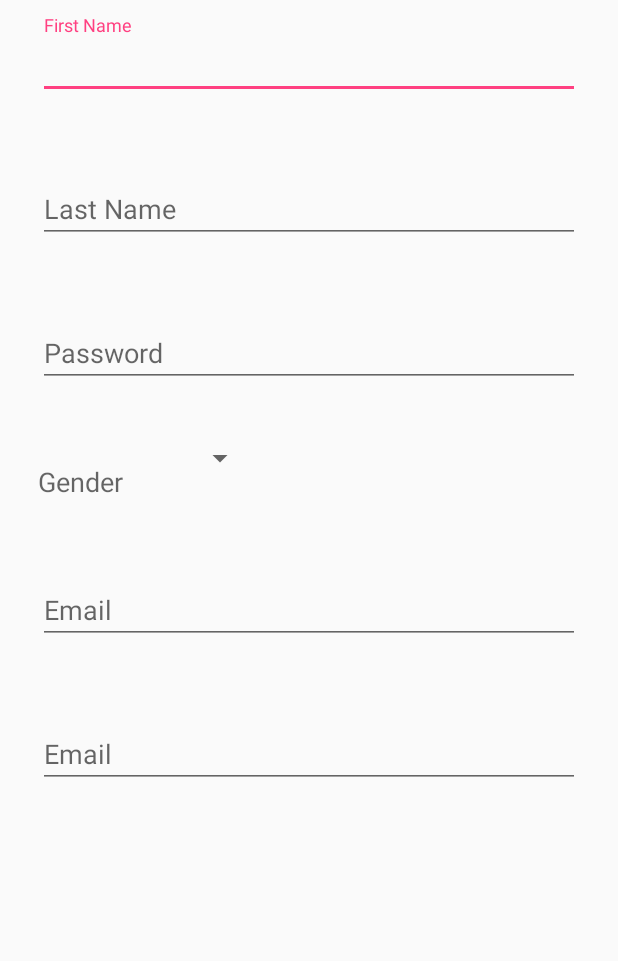
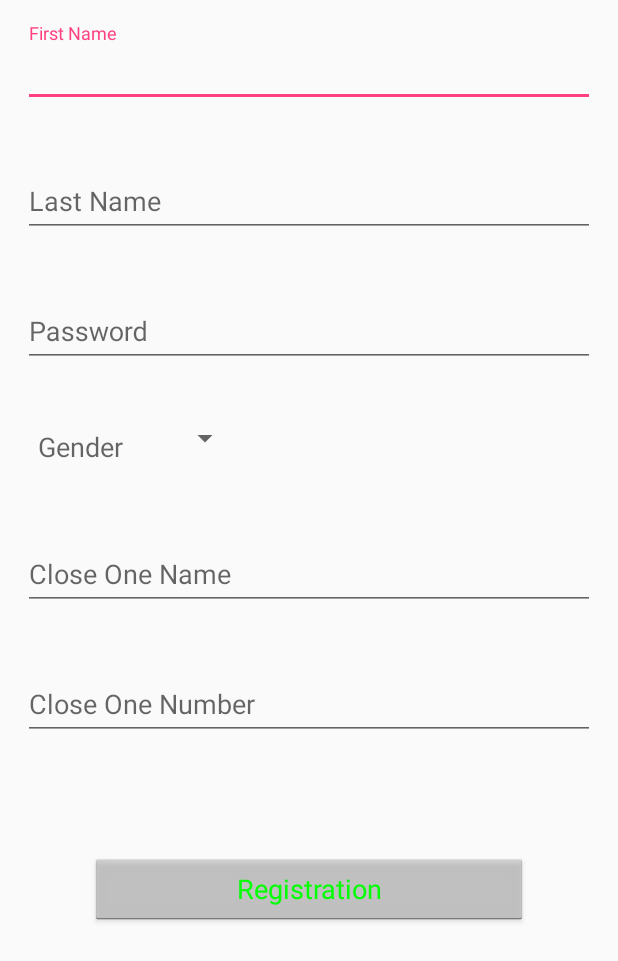
Before and after one commit to alexDorni/CivilRights, an Android app: the layout register_log.xml on its own in the app's theme, with its tools: preview values and no code run, on a phone screen of 412 x 824 dp. Shown: the top 961 px of the screen. Run offline under Robolectric (Android 15) with nearby library versions, the phone set to English and light mode, and no system bars.

Commit message:
Clasa RegisterCivil si cateva imbunatatiri

```diff
--- a/app/src/main/AndroidManifest.xml
+++ b/app/src/main/AndroidManifest.xml
@@ -11,12 +11,18 @@
         android:supportsRtl="true"
         android:theme="@style/AppTheme">
         <activity android:name=".MainActivity">
+
             <intent-filter>
                 <action android:name="android.intent.action.MAIN" />
 
                 <category android:name="android.intent.category.LAUNCHER" />
             </intent-filter>
         </activity>
+
+        <!-- for RegisterCivil -->
+        <activity android:name=".RegisterCivil"
+            android:label="@string/app_name" />
+
     </application>
 
 </manifest>
--- a/app/src/main/res/layout/activity_main.xml
+++ b/app/src/main/res/layout/activity_main.xml
@@ -14,7 +14,7 @@
         android:id="@+id/civilButton"
         android:layout_width="wrap_content"
         android:layout_height="wrap_content"
-        android:text="@string/vCivil"></Button>
+        android:text="@string/vCivil"/>
 
     <TextView
         android:layout_width="wrap_content"
--- a/app/src/main/res/layout/register_log.xml
+++ b/app/src/main/res/layout/register_log.xml
@@ -9,33 +9,42 @@
         android:gravity="center"
         android:layout_gravity="left"
         android:orientation="vertical">
+
         <android.support.design.widget.TextInputLayout
             android:id="@+id/layout_input_first_name"
             android:layout_width="match_parent"
             android:layout_height="wrap_content"
-            android:padding="10dp">
+            android:padding="15dp">
         <AutoCompleteTextView
-            android:layout_margin="15dp"
             android:id="@+id/input_first_name"
             android:layout_width="match_parent"
             android:layout_height="wrap_content"
             android:hint="@string/first_name"/>
-
         </android.support.design.widget.TextInputLayout>
 
+        <android.support.design.widget.TextInputLayout
+            android:id="@+id/layout_input_last_name"
+            android:layout_width="match_parent"
+            android:layout_height="wrap_content"
+            android:padding="15dp">
         <AutoCompleteTextView
-           android:layout_margin="25dp"
            android:id="@+id/input_last_name"
            android:layout_width="match_parent"
            android:layout_height="wrap_content"
            android:hint="@string/last_name"/>
+        </android.support.design.widget.TextInputLayout>
 
+        <android.support.design.widget.TextInputLayout
+            android:id="@+id/layout_input_password"
+            android:layout_width="match_parent"
+            android:layout_height="wrap_content"
+            android:padding="15dp">
         <AutoCompleteTextView
-            android:layout_margin="25dp"
             android:id="@+id/input_password_register"
             android:layout_width="match_parent"
             android:layout_height="wrap_content"
             android:hint="@string/password"/>
+        </android.support.design.widget.TextInputLayout>
 
         <!-- Aici'sa cum ar trebui s'arate mai frumos? -->
             <LinearLayout
@@ -53,28 +62,48 @@
                     />
 
                 <Spinner
+                    android:id="@+id/spinner_sex_registration"
                     android:layout_width="wrap_content"
                     android:layout_height="fill_parent"
                     android:layout_gravity="left"
                     android:layout_marginTop="25dp"
-                    android:layout_margin="15dp">
+                    android:layout_margin="5dp">
 
                 </Spinner>
             </LinearLayout>
         <!-- Aici'sa se termina -->
 
+        <android.support.design.widget.TextInputLayout
+            android:id="@+id/layout_input_close_one_name"
+            android:layout_width="match_parent"
+            android:layout_height="wrap_content"
+            android:padding="15dp">
         <AutoCompleteTextView
-            android:layout_margin="25dp"
+            android:id="@+id/input_close_one_person"
+            android:layout_width="match_parent"
+            android:layout_height="wrap_content"
+            android:hint="@string/close_one"/>
+        </android.support.design.widget.TextInputLayout>
+
+        <android.support.design.widget.TextInputLayout
+            android:id="@+id/layout_input_close_one_number"
+            android:layout_width="match_parent"
+            android:layout_height="wrap_content"
+            android:padding="15dp">
+        <AutoCompleteTextView
             android:id="@+id/input_email_register"
             android:layout_width="match_parent"
             android:layout_height="wrap_content"
-            android:hint="@string/email"/>
-        <AutoCompleteTextView
-            android:layout_margin="25dp"
-            android:id="@+id/input_email_register"
+            android:hint="@string/close_one_number"/>
+        </android.support.design.widget.TextInputLayout>
+
+        <Button
             android:layout_width="match_parent"
             android:layout_height="wrap_content"
-            android:hint="@string/email"/>
+            android:layout_margin="60dp"
+            android:text="@string/Inregistration"
+            style="@style/BasicButton"/>
+
 
     </LinearLayout>
 </ScrollView>
```
Also changed, not shown: app/src/main/java/com/example/heroalex/copscivilslicense/MainActivity.java (+14 -7 lines), app/src/main/java/com/example/heroalex/copscivilslicense/RegisterCivil.java (added, +23 -0 lines), app/src/main/res/values/strings.xml (+9 -6 lines).
